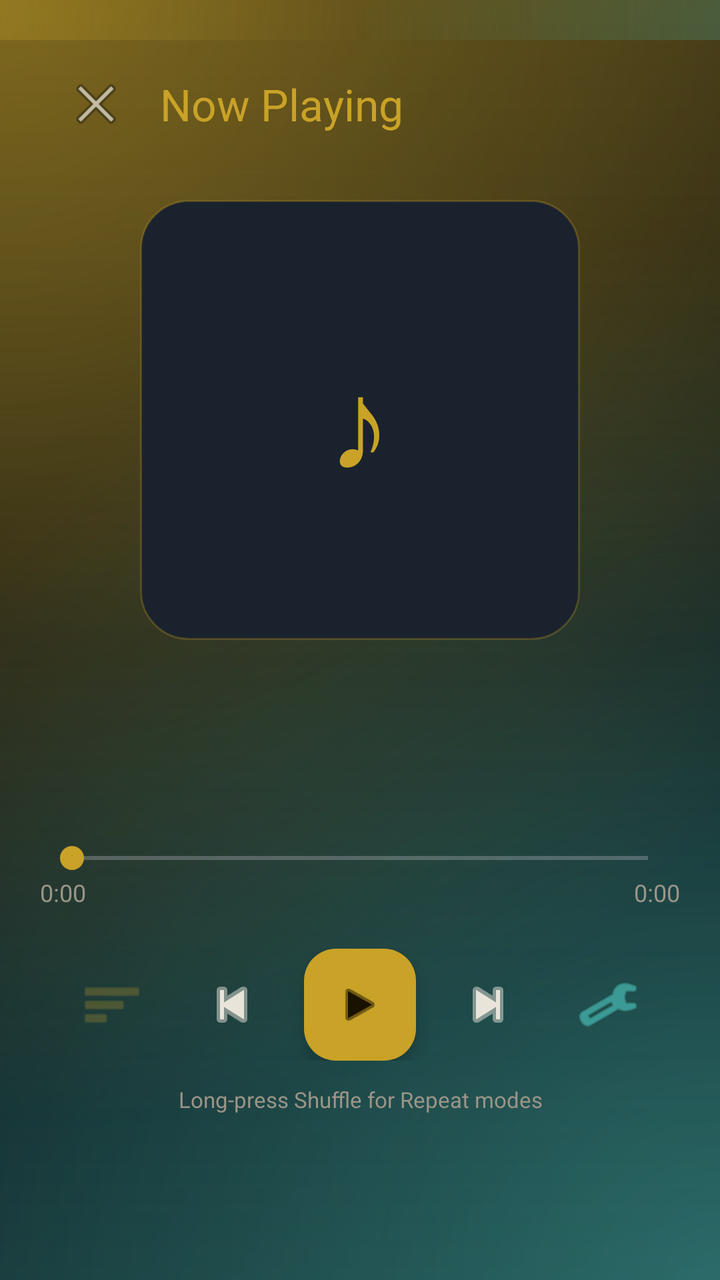
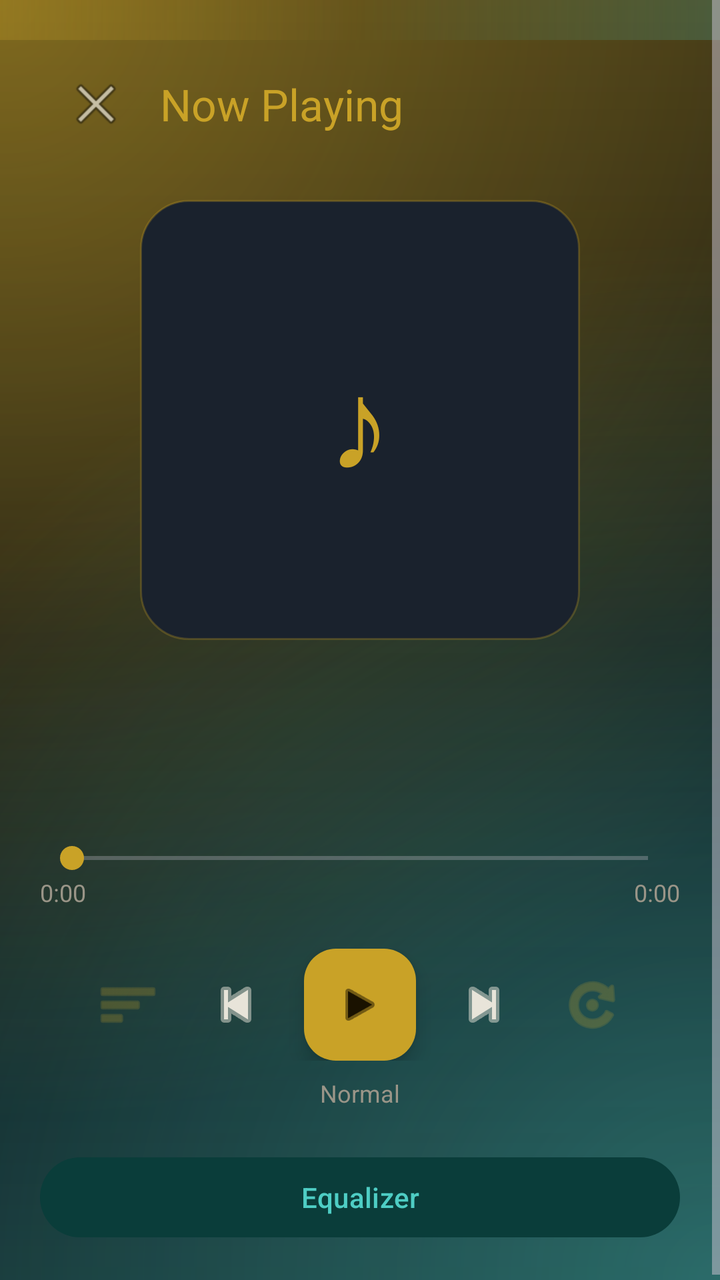

Two renders of the same Android screen: before a commit and after it. Below are the layout's source before the change and the commit's diff.
<!-- AndroidManifest.xml: application theme Theme.Nava -->
<!-- res/layout/activity_now_playing.xml -->
<?xml version="1.0" encoding="utf-8"?>
<ScrollView xmlns:android="http://schemas.android.com/apk/res/android"
    xmlns:app="http://schemas.android.com/apk/res-auto"
    android:layout_width="match_parent"
    android:layout_height="match_parent"
    android:background="@drawable/bg_eslimi"
    android:fillViewport="true"
    android:fitsSystemWindows="true">

    <LinearLayout
        android:layout_width="match_parent"
        android:layout_height="wrap_content"
        android:orientation="vertical"
        android:padding="20dp">

        <com.google.android.material.appbar.MaterialToolbar
            android:id="@+id/toolbar"
            android:layout_width="match_parent"
            android:layout_height="?attr/actionBarSize"
            app:navigationIcon="@android:drawable/ic_menu_close_clear_cancel"
            app:title="@string/now_playing"
            app:titleTextColor="@color/gold" />

        <FrameLayout
            android:layout_width="220dp"
            android:layout_height="220dp"
            android:layout_gravity="center_horizontal"
            android:layout_marginTop="16dp">

            <View
                android:layout_width="match_parent"
                android:layout_height="match_parent"
                android:background="@drawable/album_placeholder" />

            <TextView
                android:layout_width="wrap_content"
                android:layout_height="wrap_content"
                android:layout_gravity="center"
                android:text="♪"
                android:textColor="@color/gold"
                android:textSize="64sp" />
        </FrameLayout>

        <TextView
            android:id="@+id/txtTitle"
            android:layout_width="match_parent"
            android:layout_height="wrap_content"
            android:layout_marginTop="24dp"
            android:gravity="center"
            android:textColor="@color/text_primary"
            android:textSize="20sp"
            android:textStyle="bold"
            android:maxLines="2"
            android:ellipsize="end" />

        <TextView
            android:id="@+id/txtArtist"
            android:layout_width="match_parent"
            android:layout_height="wrap_content"
            android:layout_marginTop="6dp"
            android:gravity="center"
            android:textColor="@color/teal"
            android:textSize="14sp" />

        <SeekBar
            android:id="@+id/seekBar"
            android:layout_width="match_parent"
            android:layout_height="wrap_content"
            android:layout_marginTop="24dp"
            android:progressTint="@color/gold"
            android:thumbTint="@color/gold" />

        <LinearLayout
            android:layout_width="match_parent"
            android:layout_height="wrap_content"
            android:orientation="horizontal">

            <TextView
                android:id="@+id/txtPosition"
                android:layout_width="0dp"
                android:layout_height="wrap_content"
                android:layout_weight="1"
                android:textColor="@color/text_secondary"
                android:textSize="12sp"
                android:text="0:00" />

            <TextView
                android:id="@+id/txtDuration"
                android:layout_width="wrap_content"
                android:layout_height="wrap_content"
                android:textColor="@color/text_secondary"
                android:textSize="12sp"
                android:text="0:00" />
        </LinearLayout>

        <LinearLayout
            android:layout_width="match_parent"
            android:layout_height="wrap_content"
            android:layout_marginTop="20dp"
            android:gravity="center"
            android:orientation="horizontal">

            <ImageButton
                android:id="@+id/btnShuffle"
                android:layout_width="48dp"
                android:layout_height="48dp"
                android:background="?attr/selectableItemBackgroundBorderless"
                android:src="@android:drawable/ic_menu_sort_by_size"
                android:contentDescription="@string/shuffle"
                android:alpha="0.45"
                app:tint="@color/gold" />

            <ImageButton
                android:id="@+id/btnPrev"
                android:layout_width="56dp"
                android:layout_height="56dp"
                android:layout_marginHorizontal="8dp"
                android:background="?attr/selectableItemBackgroundBorderless"
                android:src="@android:drawable/ic_media_previous"
                android:contentDescription="Previous"
                app:tint="@color/text_primary" />

            <com.google.android.material.floatingactionbutton.FloatingActionButton
                android:id="@+id/btnPlayPause"
                android:layout_width="wrap_content"
                android:layout_height="wrap_content"
                android:contentDescription="Play"
                app:backgroundTint="@color/gold"
                app:tint="#1A1200"
                app:srcCompat="@android:drawable/ic_media_play"
                app:fabSize="normal" />

            <ImageButton
                android:id="@+id/btnNext"
                android:layout_width="56dp"
                android:layout_height="56dp"
                android:layout_marginHorizontal="8dp"
                android:background="?attr/selectableItemBackgroundBorderless"
                android:src="@android:drawable/ic_media_next"
                android:contentDescription="Next"
                app:tint="@color/text_primary" />

            <ImageButton
                android:id="@+id/btnEq"
                android:layout_width="48dp"
                android:layout_height="48dp"
                android:background="?attr/selectableItemBackgroundBorderless"
                android:src="@android:drawable/ic_menu_manage"
                android:contentDescription="@string/equalizer"
                app:tint="@color/teal" />
        </LinearLayout>

        <TextView
            android:layout_width="match_parent"
            android:layout_height="wrap_content"
            android:layout_marginTop="12dp"
            android:gravity="center"
            android:text="Long-press Shuffle for Repeat modes"
            android:textColor="@color/text_secondary"
            android:textSize="11sp" />

    </LinearLayout>
</ScrollView>
<!-- resources referenced by this layout -->
<resources>
  <color name="gold">#C9A227</color>
  <color name="teal">#4ECDC4</color>
  <color name="text_primary">#E8E4D9</color>
  <color name="text_secondary">#9A9588</color>
  <!-- drawable album_placeholder (drawable) -->
  <?xml version="1.0" encoding="utf-8"?>
  <shape xmlns:android="http://schemas.android.com/apk/res/android"
      android:shape="rectangle">
      <solid android:color="#1A222D" />
      <corners android:radius="24dp" />
      <stroke android:width="1dp" android:color="#44C9A227" />
  </shape>
  <!-- drawable bg_eslimi (drawable) -->
  <?xml version="1.0" encoding="utf-8"?>
  <layer-list xmlns:android="http://schemas.android.com/apk/res/android">
      <item>
          <shape android:shape="rectangle">
              <solid android:color="#070B0F" />
          </shape>
      </item>
      
      <item>
          <shape android:shape="rectangle">
              <gradient
                  android:type="radial"
                  android:gradientRadius="560dp"
                  android:centerX="0.0"
                  android:centerY="0.0"
                  android:startColor="#88C9A227"
                  android:endColor="#00000000" />
          </shape>
      </item>
      
      <item>
          <shape android:shape="rectangle">
              <gradient
                  android:type="radial"
                  android:gradientRadius="520dp"
                  android:centerX="1.0"
                  android:centerY="1.0"
                  android:startColor="#664ECDC4"
                  android:endColor="#00000000" />
          </shape>
      </item>
      
      <item>
          <shape android:shape="rectangle">
              <gradient
                  android:type="linear"
                  android:angle="145"
                  android:startColor="#30C9A227"
                  android:centerColor="#100A1218"
                  android:endColor="#284ECDC4" />
          </shape>
      </item>
      
      <item android:top="0dp" android:bottom="620dp">
          <shape android:shape="rectangle">
              <gradient
                  android:angle="0"
                  android:startColor="#44C9A227"
                  android:centerColor="#00000000"
                  android:endColor="#334ECDC4" />
          </shape>
      </item>
  </layer-list>
  <string name="equalizer">Equalizer</string>
  <string name="now_playing">Now Playing</string>
  <string name="shuffle">Shuffle</string>
  <style name="Theme.Nava" parent="Theme.Material3.Dark.NoActionBar">
          <item name="colorPrimary">#C9A227</item>
          <item name="colorPrimaryContainer">#3D2E0A</item>
          <item name="colorOnPrimary">#1A1200</item>
          <item name="colorSecondary">#4ECDC4</item>
          <item name="colorSecondaryContainer">#0A3D3A</item>
          <item name="colorSurface">#0F1419</item>
          <item name="colorOnSurface">#E8E4D9</item>
          <item name="android:statusBarColor">#070B0F</item>
          <item name="android:navigationBarColor">#070B0F</item>
          <item name="android:windowBackground">@drawable/bg_main</item>
      </style>
  <!-- drawable bg_main (drawable) -->
  <?xml version="1.0" encoding="utf-8"?>
  <layer-list xmlns:android="http://schemas.android.com/apk/res/android">
      <item android:drawable="@drawable/bg_eslimi" />
  </layer-list>
</resources>

<!-- the commit's change to res/layout/activity_now_playing.xml (unified diff, before → after) -->
@@ -3,7 +3,7 @@
     xmlns:app="http://schemas.android.com/apk/res-auto"
     android:layout_width="match_parent"
     android:layout_height="match_parent"
-    android:background="@drawable/bg_eslimi"
+    android:background="@drawable/bg_main"
     android:fillViewport="true"
     android:fitsSystemWindows="true">
 
@@ -112,9 +112,9 @@
 
             <ImageButton
                 android:id="@+id/btnPrev"
-                android:layout_width="56dp"
-                android:layout_height="56dp"
-                android:layout_marginHorizontal="8dp"
+                android:layout_width="52dp"
+                android:layout_height="52dp"
+                android:layout_marginStart="4dp"
                 android:background="?attr/selectableItemBackgroundBorderless"
                 android:src="@android:drawable/ic_media_previous"
                 android:contentDescription="Previous"
@@ -124,6 +124,7 @@
                 android:id="@+id/btnPlayPause"
                 android:layout_width="wrap_content"
                 android:layout_height="wrap_content"
+                android:layout_marginHorizontal="8dp"
                 android:contentDescription="Play"
                 app:backgroundTint="@color/gold"
                 app:tint="#1A1200"
@@ -132,32 +133,43 @@
 
             <ImageButton
                 android:id="@+id/btnNext"
-                android:layout_width="56dp"
-                android:layout_height="56dp"
-                android:layout_marginHorizontal="8dp"
+                android:layout_width="52dp"
+                android:layout_height="52dp"
+                android:layout_marginEnd="4dp"
                 android:background="?attr/selectableItemBackgroundBorderless"
                 android:src="@android:drawable/ic_media_next"
                 android:contentDescription="Next"
                 app:tint="@color/text_primary" />
 
             <ImageButton
-                android:id="@+id/btnEq"
+                android:id="@+id/btnRepeat"
                 android:layout_width="48dp"
                 android:layout_height="48dp"
                 android:background="?attr/selectableItemBackgroundBorderless"
-                android:src="@android:drawable/ic_menu_manage"
-                android:contentDescription="@string/equalizer"
-                app:tint="@color/teal" />
+                android:src="@android:drawable/ic_menu_rotate"
+                android:contentDescription="@string/repeat"
+                android:alpha="0.45"
+                app:tint="@color/gold" />
         </LinearLayout>
 
         <TextView
+            android:id="@+id/txtRepeatMode"
             android:layout_width="match_parent"
             android:layout_height="wrap_content"
-            android:layout_marginTop="12dp"
+            android:layout_marginTop="8dp"
             android:gravity="center"
-            android:text="Long-press Shuffle for Repeat modes"
+            android:text="Normal"
             android:textColor="@color/text_secondary"
-            android:textSize="11sp" />
+            android:textSize="12sp" />
+
+        <com.google.android.material.button.MaterialButton
+            android:id="@+id/btnEq"
+            style="@style/Widget.Material3.Button.TonalButton"
+            android:layout_width="match_parent"
+            android:layout_height="wrap_content"
+            android:layout_marginTop="20dp"
+            android:text="@string/equalizer"
+            android:textColor="@color/teal" />
 
     </LinearLayout>
 </ScrollView>
<!-- resource entries referenced after the edit -->
@@ -68,6 +68,7 @@
   </layer-list>
   <string name="equalizer">Equalizer</string>
   <string name="now_playing">Now Playing</string>
+  <string name="repeat">Repeat</string>
   <string name="shuffle">Shuffle</string>
   <style name="Theme.Nava" parent="Theme.Material3.Dark.NoActionBar">
           <item name="colorPrimary">#C9A227</item>
